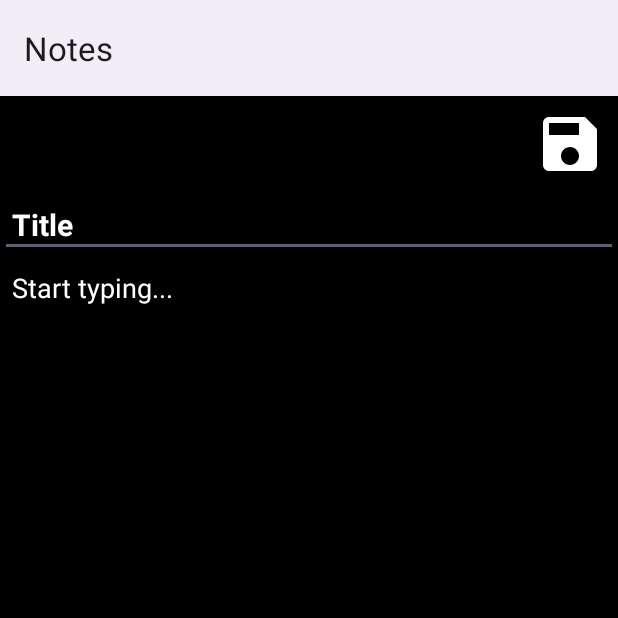
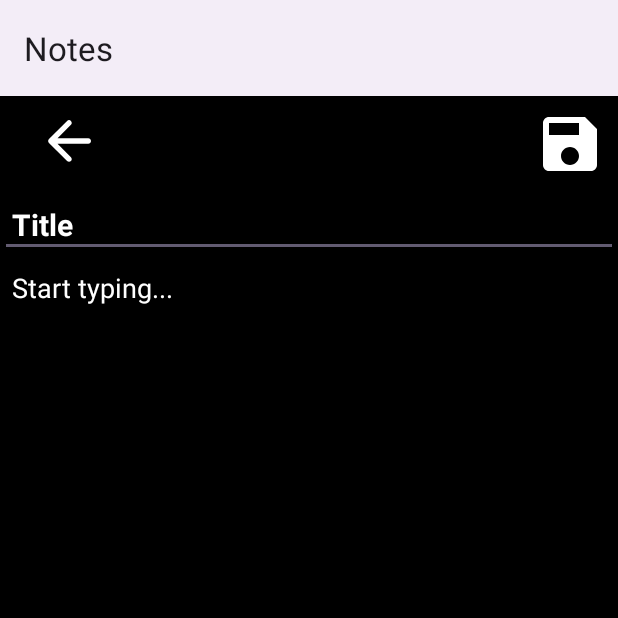
Before and after one commit to pruthiraj-11/Notes, an Android app: the NotesAdder screen opened directly, with no data from a screen before it, on a phone screen of 412 x 824 dp, the top half of it. Run offline under Robolectric (Android 15) with nearby library versions, the light colour scheme and no system bars; our stand-ins replace Room's generated code.

Commit message:
Not provided

```diff
--- /dev/null
+++ b/app/src/main/res/drawable/round_arrow_white.xml
@@ -0,0 +1,5 @@
+<vector android:autoMirrored="true" android:height="24dp"
+    android:tint="#FFFFFFFF" android:viewportHeight="24"
+    android:viewportWidth="24" android:width="24dp" xmlns:android="http://schemas.android.com/apk/res/android">
+    <path android:fillColor="@android:color/white" android:pathData="M19,11H7.83l4.88,-4.88c0.39,-0.39 0.39,-1.03 0,-1.42 -0.39,-0.39 -1.02,-0.39 -1.41,0l-6.59,6.59c-0.39,0.39 -0.39,1.02 0,1.41l6.59,6.59c0.39,0.39 1.02,0.39 1.41,0 0.39,-0.39 0.39,-1.02 0,-1.41L7.83,13H19c0.55,0 1,-0.45 1,-1s-0.45,-1 -1,-1z"/>
+</vector>
--- a/app/src/main/res/layout/activity_notes_adder.xml
+++ b/app/src/main/res/layout/activity_notes_adder.xml
@@ -15,6 +15,15 @@
         <RelativeLayout
             android:layout_width="match_parent"
             android:layout_height="wrap_content">
+
+            <ImageView
+                android:id="@+id/backbutton"
+                android:layout_width="60dp"
+                android:layout_height="60dp"
+                android:layout_alignParentStart="true"
+                android:background="@android:color/transparent"
+                android:padding="8dp"
+                android:src="@drawable/round_arrow_white" />
             <ImageView
                 android:id="@+id/imagesave"
                 android:layout_alignParentEnd="true"
```
Also changed, not shown: app/src/main/java/com/bunty/notes/NotesAdder.java (+24 -0 lines).
